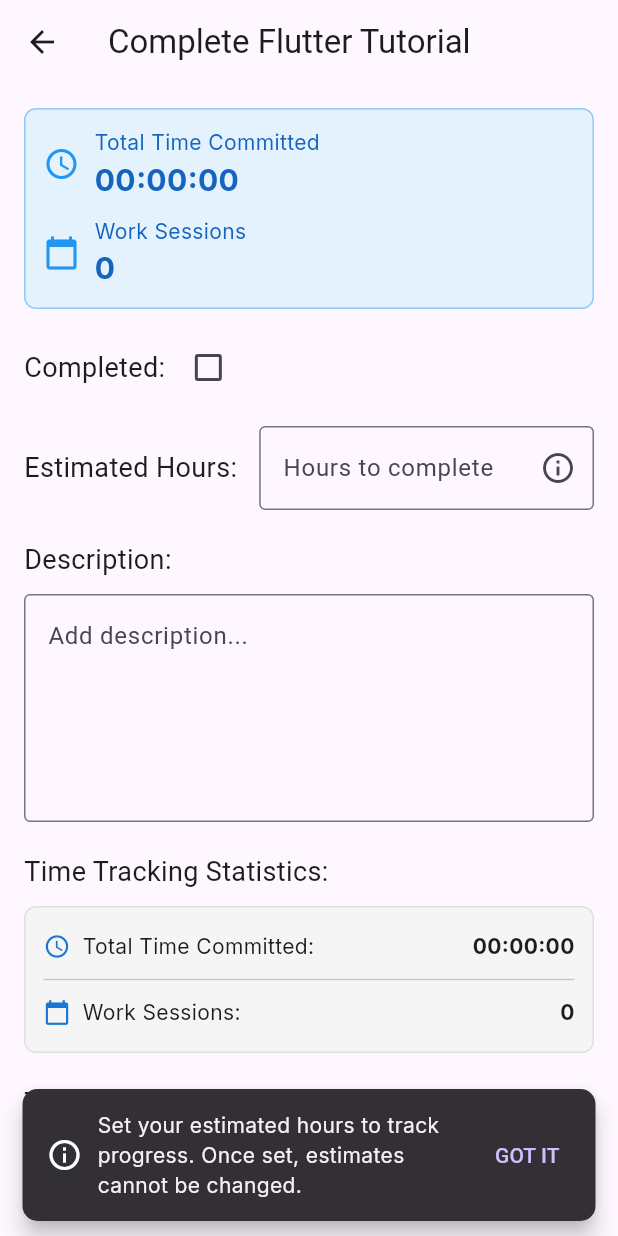
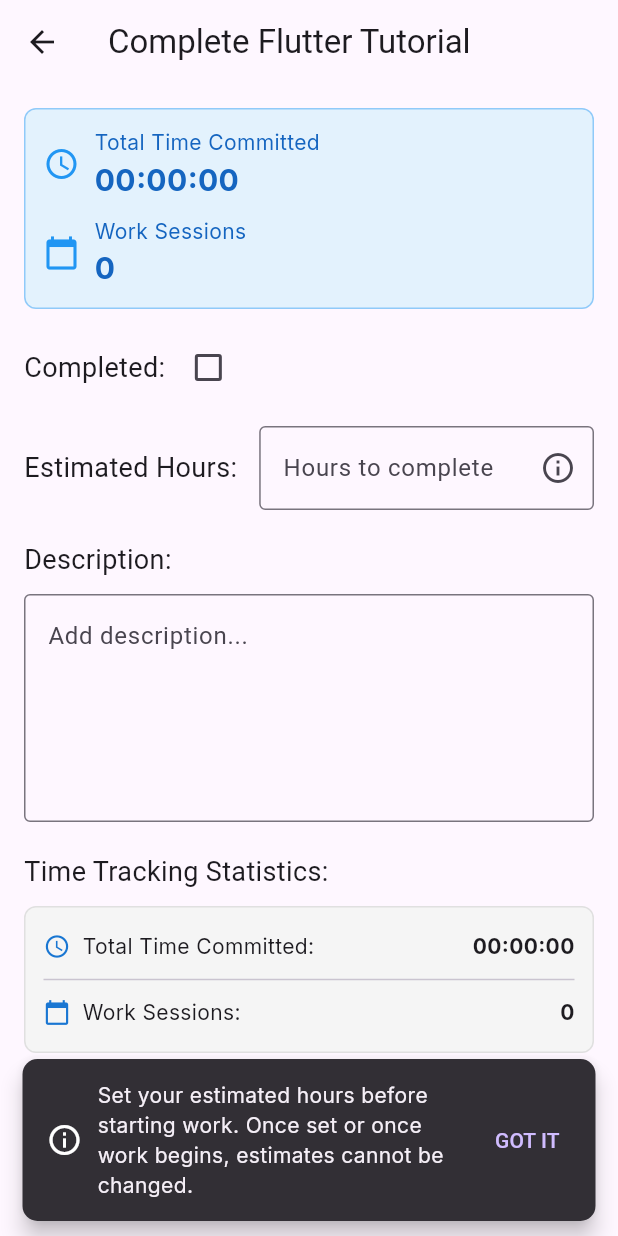
Before and after one commit to eshvp/Work-Ethic, a Flutter app: the screen it shows after launch, after a tap on "Complete Flutter Tutorial", on a phone screen of 412 x 824 dp. Run offline on Flutter 3.47's test engine with Material 3 defaults, Android fonts, the phone set to English and light mode, and no system bars; our stand-ins replace google_fonts.

Commit message:
Fixed notifications
Had an issue with notifictions stacking and appearing multiple times on the same task after the user had viewed it once already.

```diff
--- a/lib/models/task.dart
+++ b/lib/models/task.dart
@@ -5,6 +5,7 @@
   bool isCompleted;
   List<Map<String, DateTime>> timeEntries;
   double estimatedHours; // Add estimated hours property
+  bool estimateInfoShown; // Add this flag to track if info was shown
 
   Task({
     required this.id,
@@ -12,6 +13,7 @@
     this.description = '',
     this.isCompleted = false,
     this.estimatedHours = 0.0, // Default to 0 hours
+    this.estimateInfoShown = false, // Initialize to false
     List<Map<String, DateTime>>? timeEntries,
   }) : timeEntries = timeEntries ?? [];
 
--- a/lib/screens/home_screen.dart
+++ b/lib/screens/home_screen.dart
@@ -133,8 +133,8 @@
                         },
                       ),
 
-                      // Add a time progress indicator
-                      if (task.timeEntries.isNotEmpty)
+                      // Only show progress bar if estimated hours are
+                      if (task.estimatedHours > 0)
                         Padding(
                           padding: const EdgeInsets.symmetric(horizontal: 16.0, vertical: 8.0),
                           child: Column(
@@ -144,14 +144,14 @@
                                 mainAxisAlignment: MainAxisAlignment.spaceBetween,
                                 children: [
                                   Text(
-                                    '${task.timeEntries.length} work sessions',
+                                    '${(task.getProgressPercentage() * 100).toStringAsFixed(1)}% complete',
                                     style: GoogleFonts.inter(
                                       fontSize: 12,
                                       color: Colors.grey.shade600,
                                     ),
                                   ),
                                   Text(
-                                    formatDuration(task.getTotalTimeSpent()),
+                                    'Est: ${task.estimatedHours} hrs',
                                     style: GoogleFonts.inter(
                                       fontSize: 12,
                                       fontWeight: FontWeight.bold,
@@ -170,6 +170,31 @@
                               ),
                             ],
                           ),
+                        )
+                      else if (task.timeEntries.isNotEmpty)
+                        // Just show work sessions info without progress bar if no estimate
+                        Padding(
+                          padding: const EdgeInsets.symmetric(horizontal: 16.0, vertical: 8.0),
+                          child: Row(
+                            mainAxisAlignment: MainAxisAlignment.spaceBetween,
+                            children: [
+                              Text(
+                                '${task.timeEntries.length} work sessions',
+                                style: GoogleFonts.inter(
+                                  fontSize: 12,
+                                  color: Colors.grey.shade600,
+                                ),
+                              ),
+                              Text(
+                                formatDuration(task.getTotalTimeSpent()),
+                                style: GoogleFonts.inter(
+                                  fontSize: 12,
+                                  fontWeight: FontWeight.bold,
+                                  color: Colors.blue.shade700,
+                                ),
+                              ),
+                            ],
+                          ),
                         ),
                     ],
                   ),
--- a/lib/screens/task_detail_screen.dart
+++ b/lib/screens/task_detail_screen.dart
@@ -24,8 +24,19 @@
 
     // Show the info snackbar after the screen has finished building
     WidgetsBinding.instance.addPostFrameCallback((_) {
+      // First, close any existing snackbars to prevent stacking
+      ScaffoldMessenger.of(context).hideCurrentSnackBar();
+
       // Only show the notification if estimated hours haven't been set yet
-      if (widget.task.estimatedHours == 0 && mounted) {
+      // AND the info hasn't been shown for this task yet
+      if (widget.task.estimatedHours == 0 &&
+          widget.task.timeEntries.isEmpty &&
+          !widget.task.estimateInfoShown &&
+          mounted) {
+
+        // Mark this task as having shown the info
+        widget.task.estimateInfoShown = true;
+
         // Show snackbar explaining the estimated hours feature
         ScaffoldMessenger.of(context).showSnackBar(
           SnackBar(
@@ -35,7 +46,7 @@
                 const SizedBox(width: 10),
                 Expanded(
                   child: Text(
-                    'Set your estimated hours to track progress. Once set, estimates cannot be changed.',
+                    'Set your estimated hours before starting work. Once set or once work begins, estimates cannot be changed.',
                     style: GoogleFonts.inter(),
                   ),
                 ),
@@ -264,7 +275,7 @@
                                       ),
                                     ),
                                     content: Text(
-                                      'Once set, estimated hours cannot be changed. This helps maintain accuracy in progress tracking.',
+                                      'Once set or once you begin tracking time, estimated hours cannot be changed. This helps maintain accuracy in progress tracking.',
                                       style: GoogleFonts.inter(),
                                     ),
                                     actions: [
@@ -291,8 +302,8 @@
                         controller: TextEditingController(text: widget.task.estimatedHours > 0
                             ? widget.task.estimatedHours.toString() : ''),
                         onChanged: (value) {
-                          // Check if there are already time entries
-                          if (widget.task.estimatedHours > 0) {
+                          // Check if there are already time entries or estimate is set
+                          if (widget.task.estimatedHours > 0 || widget.task.timeEntries.isNotEmpty) {
                             // Show dialog that it can't be changed
                             showDialog(
                               context: context,
@@ -305,7 +316,9 @@
                                     ),
                                   ),
                                   content: Text(
-                                    'Estimated hours cannot be changed once set. This ensures accurate progress tracking for your tasks.',
+                                    widget.task.timeEntries.isNotEmpty
+                                      ? 'Estimated hours cannot be changed after work has begun. This ensures accurate progress tracking for your tasks.'
+                                      : 'Estimated hours cannot be changed once set. This ensures accurate progress tracking for your tasks.',
                                     style: GoogleFonts.inter(),
                                   ),
                                   actions: [
@@ -342,8 +355,8 @@
                             });
                           }
                         },
-                        // Disable the field if already set
-                        enabled: widget.task.estimatedHours == 0,
+                        // Disable the field if already set or if work has started
+                        enabled: widget.task.estimatedHours == 0 && widget.task.timeEntries.isEmpty,
                       ),
                     ),
                   ],
```
